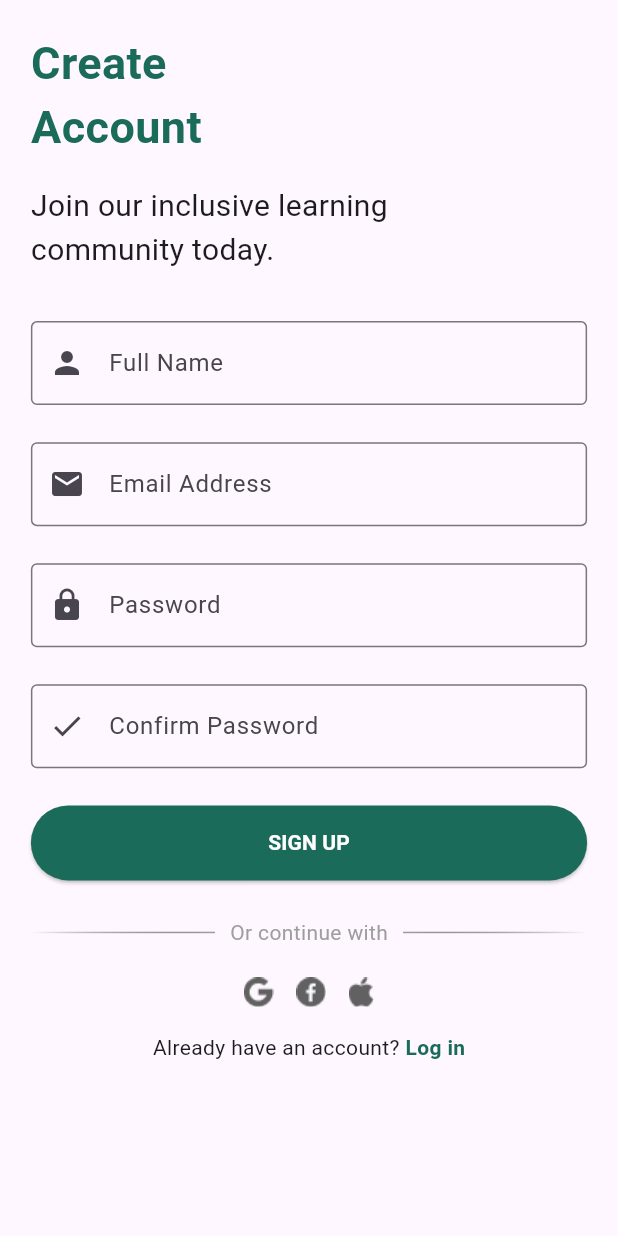
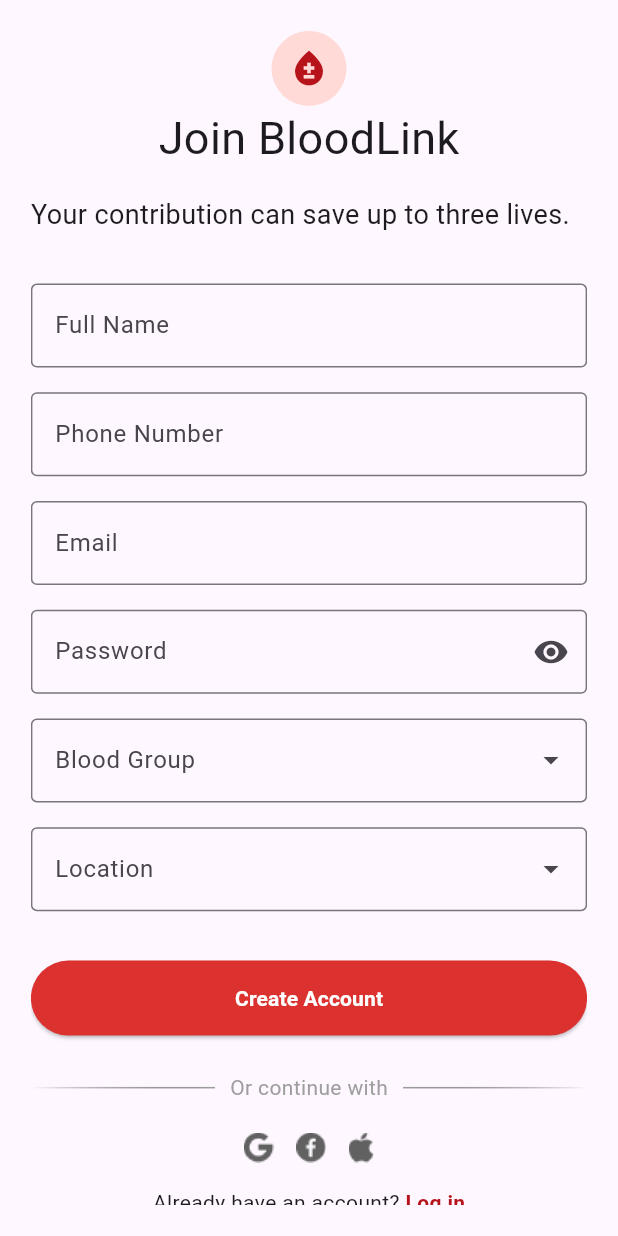
Before and after one commit to Sara2127365/disabilityproject, a Flutter app: the SignUpScreen screen opened by its route, on a phone screen of 412 x 824 dp. Run offline on Flutter 3.47's test engine with Material 3 defaults, Android fonts, the phone set to English and light mode, and no system bars; our stand-ins replace bloc, cloud_firestore, firebase_auth, firebase_core, flutter_bloc; accounts and stored records are empty.

Commit message:
update signup and auth UI

```diff
--- a/lib/core/datasources/firebase_data_sources.dart
+++ b/lib/core/datasources/firebase_data_sources.dart
@@ -15,6 +15,7 @@
   Future<void> signIn(
       String email,
       String password,
+
       ) async {
     await _auth.signInWithEmailAndPassword(
       email: email,
@@ -28,6 +29,9 @@
       String email,
       String password,
       String name,
+      String phone,
+      String location,
+      String blood,
       ) async {
     UserCredential userCredential =
     await _auth
@@ -39,7 +43,7 @@
     await _firestore
         .collection('users')
         .doc(userCredential.user!.uid)
-        .set(UserModel(email: email, name: name) .toMap());
+        .set(UserModel(email: email, name: name,phone:phone,location:location,blood:blood) .toMap());
   }
 
 
--- a/lib/core/styles/colors.dart
+++ b/lib/core/styles/colors.dart
@@ -1,6 +1,6 @@
 import 'dart:ui';
 
 class ColorsManger{
-  static const Color primaryColor = Color(0xFF1B6B5A);
+  static const Color primaryColor = Color(0xFFB7131A);
   static const Color backgrounggColor = Color(0xFFF0F4F8);
 }
--- a/lib/features/auth/cubit/cubit.dart
+++ b/lib/features/auth/cubit/cubit.dart
@@ -19,8 +19,8 @@
     }
   }
 
-  Future<void> signUp(String email, String password , String name) async{
-    await firebaseDataSource.signUp(email, password, name);
+  Future<void> signUp(String email, String password , String name,String phone,String location,String blood) async{
+    await firebaseDataSource.signUp(email, password, name,phone,location,blood);
     emit(SignUpLoadingStates());
     try{
       emit(SignUpSuccessStates('Success'));
--- a/lib/features/auth/sign_up/sign_up.dart
+++ b/lib/features/auth/sign_up/sign_up.dart
@@ -1,13 +1,14 @@
 import 'package:flutter/material.dart';
+import 'package:flutter_bloc/flutter_bloc.dart';
 
 import 'package:disability/core/styles/colors.dart';
 import 'package:disability/features/auth/widgets/button_custom.dart';
-import 'package:flutter_bloc/flutter_bloc.dart';
-import '../../../core/styles/styles.dart';
+import 'package:disability/features/auth/widgets/blood_group_selector.dart';
+import 'package:disability/features/auth/widgets/custom_text_field.dart';
+import 'package:disability/features/auth/widgets/or_driver.dart';
+
 import '../cubit/cubit.dart';
 import '../cubit/states.dart';
-import '../widgets/custom_text_field.dart';
-import '../widgets/or_driver.dart';
 
 class SignUpScreen extends StatefulWidget {
   const SignUpScreen({super.key});
@@ -19,42 +20,69 @@
 class _SignUpScreenState extends State<SignUpScreen> {
   final GlobalKey<FormState> _formKey = GlobalKey<FormState>();
 
-  late TextEditingController emailController;
-  late TextEditingController passwordController;
-  late TextEditingController nameController;
-  late TextEditingController checkPassWordController;
-
-  @override
-  void initState() {
-    super.initState();
-    emailController = TextEditingController();
-    passwordController = TextEditingController();
-    nameController = TextEditingController();
-    checkPassWordController = TextEditingController();
-  }
+  final emailController = TextEditingController();
+  final phoneController = TextEditingController();
+  final passwordController = TextEditingController();
+  final nameController = TextEditingController();
+  final bloodController = TextEditingController();
+  final locationController = TextEditingController();
 
   @override
   void dispose() {
     emailController.dispose();
+    phoneController.dispose();
     passwordController.dispose();
     nameController.dispose();
-    checkPassWordController.dispose();
+    bloodController.dispose();
+    locationController.dispose();
     super.dispose();
+  }
+
+  void _showLocationPicker() {
+    final locations = [
+      'Cairo',
+      'Giza',
+      'Alexandria',
+      'Dakahlia',
+      'Sharqia',
+      'Qalyubia',
+    ];
+
+    showModalBottomSheet(
+      context: context,
+      shape: const RoundedRectangleBorder(
+        borderRadius: BorderRadius.vertical(top: Radius.circular(20)),
+      ),
+      builder: (_) => ListView.builder(
+        itemCount: locations.length,
+        itemBuilder: (context, index) {
+          return ListTile(
+            title: Text(locations[index]),
+            onTap: () {
+              setState(() {
+                locationController.text = locations[index];
+              });
+              Navigator.pop(context);
+            },
+          );
+        },
+      ),
+    );
   }
 
   @override
   Widget build(BuildContext context) {
-    final double width = MediaQuery.of(context).size.width;
-    final double height = MediaQuery.of(context).size.height;
+    final height = MediaQuery.of(context).size.height;
+    final width = MediaQuery.of(context).size.width;
 
     return BlocListener<AuthCubit, AuthStates>(
       listener: (context, state) {
         if (state is SignUpSuccessStates) {
           Navigator.pushReplacementNamed(context, '/home');
         } else if (state is SignUpErrorStates) {
-          ScaffoldMessenger.of(context).showSnackBar(
-            SnackBar(content: Text(state.message)),
-          );
+          ScaffoldMessenger.of(
+            context,
+          ).showSnackBar(SnackBar(content: Text(state.message)));
         }
       },
       child: Scaffold(
@@ -67,82 +95,151 @@
                 child: Column(
                   crossAxisAlignment: CrossAxisAlignment.start,
                   children: [
+                    Center(
+                      child: Container(
+                        width: 50,
+                        height: 50,
+                        decoration: const BoxDecoration(
+                          color: Color(0xFFFFDAD6),
+                          shape: BoxShape.circle,
+                        ),
+                        child: const Icon(
+                          Icons.bloodtype,
+                          color: Color(0xFFB7131A),
+                          size: 28,
+                        ),
+                      ),
+                    ),
+
+                    const Center(
+                      child: Text(
+                        'Join BloodLink',
+                        style: TextStyle(fontSize: 30),
+                      ),
+                    ),
+
+                    SizedBox(height: height * 0.02),
+
                     const Text(
-                      'Create \nAccount',
-                      style: StylesManager.titleTextStyle,
+                      'Your contribution can save up to three lives.',
+                      style: TextStyle(fontSize: 18),
                     ),
-                    SizedBox(height: height * 0.02),
-                    const Text(
-                      'Join our inclusive learning \ncommunity today.',
-                      style: StylesManager.titleText20Style,
-                    ),
+
                     SizedBox(height: height * 0.04),
 
                     CustomTextFormField(
                       label: 'Full Name',
                       controller: nameController,
-                      prefixIcon: Icons.person,
                       fieldType: FieldType.name,
                     ),
 
-                    SizedBox(height: height * 0.03),
+                    SizedBox(height: height * 0.02),
 
                     CustomTextFormField(
-                      label: 'Email Address',
+                      label: 'Phone Number',
+                      controller: phoneController,
+                      fieldType: FieldType.phoneNumber,
+                    ),
+
+                    SizedBox(height: height * 0.02),
+
+                    CustomTextFormField(
+                      label: 'Email',
                       controller: emailController,
-                      prefixIcon: Icons.email,
                       fieldType: FieldType.email,
                     ),
 
-                    SizedBox(height: height * 0.03),
+                    SizedBox(height: height * 0.02),
 
                     CustomTextFormField(
                       label: 'Password',
                       controller: passwordController,
-                      prefixIcon: Icons.lock,
+                      suffixIcon: const Icon(Icons.visibility),
                       isPassword: true,
                       fieldType: FieldType.password,
                     ),
 
-                    SizedBox(height: height * 0.03),
+                    SizedBox(height: height * 0.02),
 
+                    /// BLOOD GROUP
                     CustomTextFormField(
-                      label: 'Confirm Password',
-                      controller: checkPassWordController,
-                      prefixIcon: Icons.check,
-                      isPassword: true,
-                      matchController: passwordController,
-                      fieldType: FieldType.confirmPassword,
+                      label: 'Blood Group',
+                      controller: bloodController,
+                      fieldType: FieldType.blood,
+                      readOnly: true,
+                      suffixIcon: bloodController.text.isNotEmpty
+                          ? const Icon(Icons.check_circle, color: Colors.green)
+                          : const Icon(Icons.arrow_drop_down),
+                      onTap: () {
+                        showModalBottomSheet(
+                          context: context,
+                          shape: const RoundedRectangleBorder(
+                            borderRadius: BorderRadius.vertical(
+                              top: Radius.circular(20),
+                            ),
+                          ),
+                          builder: (_) => Padding(
+                            padding: const EdgeInsets.all(16),
+                            child: BloodGroupSelector(
+                              selected: bloodController.text,
+                              onSelected: (value) {
+                                setState(() {
+                                  bloodController.text = value;
+                                });
+                                Navigator.pop(context);
+                              },
+                            ),
+                          ),
+                        );
+                      },
                     ),
 
-                    SizedBox(height: height * 0.03),
+                    SizedBox(height: height * 0.02),
 
-                    Center(
-                      child: BlocBuilder<AuthCubit, AuthStates>(
+                    /// LOCATION
+                    CustomTextFormField(
+                      label: 'Location',
+                      controller: locationController,
+                      fieldType: FieldType.location,
+                      readOnly: true,
+                      suffixIcon: locationController.text.isNotEmpty
+                          ? const Icon(Icons.check_circle, color: Colors.green)
+                          : const Icon(Icons.arrow_drop_down),
+                      onTap: _showLocationPicker,
+                    ),
+
+                    SizedBox(height: height * 0.04),
+
+                    BlocBuilder<AuthCubit, AuthStates>(
                       builder: (context, state) {
                         if (state is SignUpLoadingStates) {
-                            return const CircularProgressIndicator();
+                          return const Center(
+                            child: CircularProgressIndicator(),
+                          );
                         }
 
                         return PrimaryButton(
-                            text: 'SIGN UP',
+                          text: 'Create Account',
                           onPressed: () {
                             if (_formKey.currentState!.validate()) {
                               context.read<AuthCubit>().signUp(
                                 emailController.text.trim(),
                                 passwordController.text.trim(),
                                 nameController.text.trim(),
+                                phoneController.text.trim(),
+                                locationController.text.trim(),
+                                bloodController.text.trim()
                               );
                             }
                           },
                         );
                       },
                     ),
-                    ),
 
                     SizedBox(height: height * 0.03),
 
                     const OrDivider(),
+
                     SizedBox(height: height * 0.02),
 
                     Row(
--- a/lib/features/auth/user_model/user_model.dart
+++ b/lib/features/auth/user_model/user_model.dart
@@ -1,15 +1,13 @@
 class UserModel {
   final String email;
   final String name;
+  final String phone;
+  final String location;
+  final String blood;
 
-
-  UserModel({
-    required this.email,
-    required this.name,
-
-  });
+  UserModel({required this.email, required this.name, required this.phone, required this.location, required this.blood});
 
   Map<String, dynamic> toMap() {
-    return {'email': email, 'name': name };
+    return {'email': email, 'name': name,'phone':phone,'location':location,'blood':blood};
   }
 }
--- a/lib/features/auth/widgets/button_custom.dart
+++ b/lib/features/auth/widgets/button_custom.dart
@@ -26,7 +26,7 @@
           ),
         ),
         style: ElevatedButton.styleFrom(
-          backgroundColor: const Color(0xFF1B6B5A),
+          backgroundColor: const Color(0xFFDB322F),
           shape: const StadiumBorder(),
         ),
       ),
--- a/lib/features/auth/widgets/custom_text_field.dart
+++ b/lib/features/auth/widgets/custom_text_field.dart
@@ -1,25 +1,29 @@
 import 'package:flutter/material.dart';
 
-enum FieldType { normal, email, password, name, confirmPassword }
+enum FieldType { normal, email, password, name, phoneNumber, blood, location }
 
 class CustomTextFormField extends StatelessWidget {
   final String label;
   final TextEditingController controller;
-  final TextEditingController? matchController;
+
   final bool isPassword;
   final IconData? prefixIcon;
   final Widget? suffixIcon;
   final FieldType fieldType;
 
+  final bool readOnly;
+  final VoidCallback? onTap;
+
   const CustomTextFormField({
     super.key,
     required this.label,
     required this.controller,
-    this.matchController,
     this.isPassword = false,
     this.prefixIcon,
     this.suffixIcon,
     this.fieldType = FieldType.normal,
+    this.readOnly = false,
+    this.onTap,
   });
 
   String? _validator(String? value) {
@@ -46,9 +50,21 @@
         }
         break;
 
-      case FieldType.confirmPassword:
-        if (matchController != null && value != matchController!.text) {
-          return 'Passwords do not match';
+      case FieldType.phoneNumber:
+        if (value.length < 11) {
+          return 'Phone not valid';
+        }
+        break;
+
+      case FieldType.blood:
+        if (value.length > 3) {
+          return 'Blood not valid';
+        }
+        break;
+
+      case FieldType.location:
+        if (value.length < 2) {
+          return 'Location not valid';
         }
         break;
 
@@ -64,6 +80,8 @@
     return TextFormField(
       controller: controller,
       obscureText: isPassword,
+      readOnly: readOnly,
+      onTap: onTap,
       validator: _validator,
       decoration: InputDecoration(
         labelText: label,
--- a/lib/features/create_request/create_request_screen.dart
+++ b/lib/features/create_request/create_request_screen.dart
@@ -317,7 +317,7 @@
 
                     prefixIcon: Icons.search,
 
-                    fieldType: FieldType.normal,
+                    fieldType: FieldType.normal
                   ),
 
                   SizedBox(height: height * 0.025),
@@ -333,7 +333,7 @@
 
                     prefixIcon: Icons.location_on,
 
-                    fieldType: FieldType.normal,
+                    fieldType: FieldType.normal
                   ),
 
                   SizedBox(height: height * 0.025),
--- a/lib/features/splash/splash_screen.dart
+++ b/lib/features/splash/splash_screen.dart
@@ -21,9 +21,20 @@
 
   @override
   Widget build(BuildContext context) {
+    final double width = MediaQuery.of(context).size.width;
+    final double height = MediaQuery.of(context).size.height;
     return Scaffold(
       backgroundColor: Colors.white,
-      body: Center(child: Image.asset('assets/splash.png')),
+      body: Center(child: Column(
+        children: [
+
+          Image.asset('assets/splash.png'),
+           SizedBox(height: height * 0.03),
+          Text('BloodLink',style: TextStyle(color: Color(0xFF271716),fontSize: 30),),
+          SizedBox(height: height * 0.02),
+          Text('Donate Blood, Save Lives')
+        ],
+      )),
     );
   }
 }
```
Also changed, not shown: lib/features/auth/sign_in/sign_in.dart (+36 -9 lines), lib/features/auth/widgets/blood_group_selector.dart (added, +65 -0 lines), lib/features/auth/widgets/forget_password.dart (added, +66 -0 lines), lib/features/auth/widgets/location_selector.dart (added, +71 -0 lines), assets/splash.png. Lines whose indentation alone changed are shown as unchanged.
